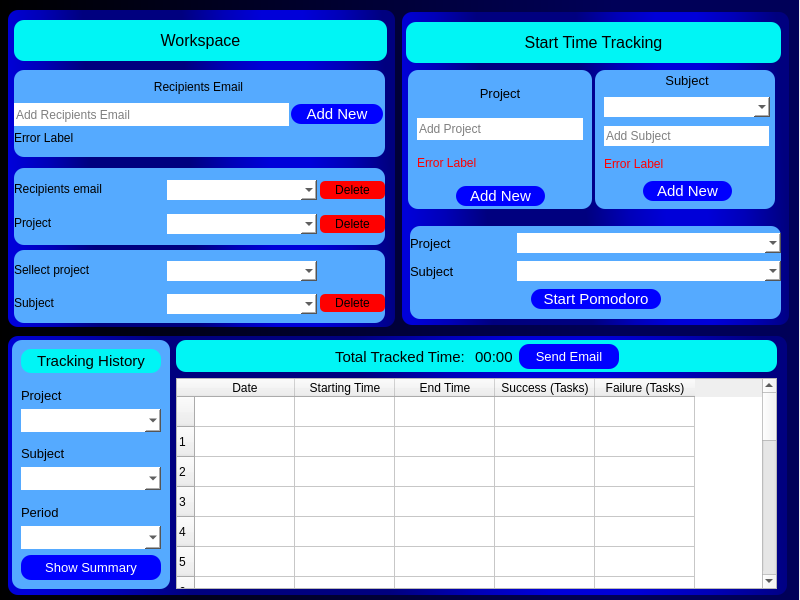
The window that UI/mainMenu.ui (RamaNahawandi/TimeTrackingProject) describes before a commit, drawn with Qt 5.
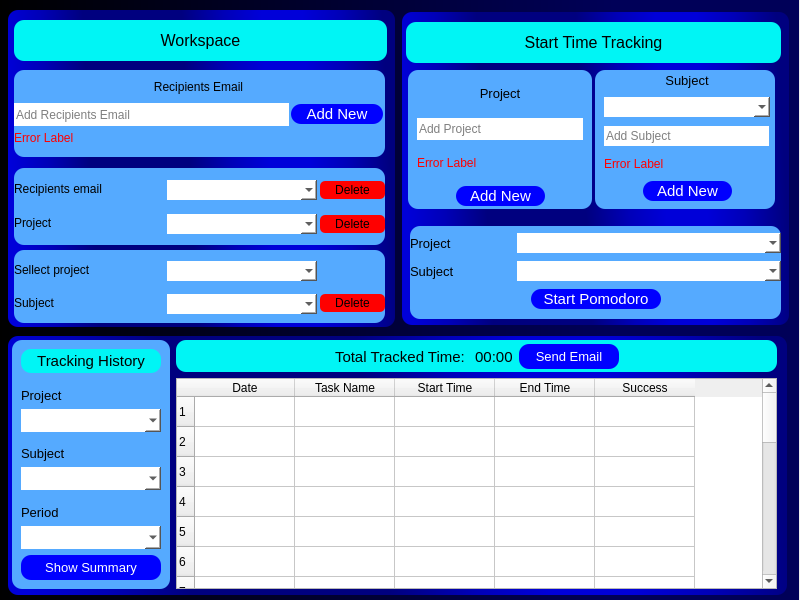
The same window after the commit.

The edit to the form file:
```diff
--- a/UI/mainMenu.ui
+++ b/UI/mainMenu.ui
@@ -965,11 +965,6 @@
           <property name="styleSheet">
            <string notr="true"/>
           </property>
-          <row>
-           <property name="text">
-            <string/>
-           </property>
-          </row>
           <row>
            <property name="text">
             <string>1</string>
@@ -1087,7 +1082,12 @@
           </column>
           <column>
            <property name="text">
-            <string>Starting Time</string>
+            <string>Task Name</string>
+           </property>
+          </column>
+          <column>
+           <property name="text">
+            <string>Start Time</string>
            </property>
           </column>
           <column>
@@ -1097,12 +1097,7 @@
           </column>
           <column>
            <property name="text">
-            <string>Success (Tasks)</string>
-           </property>
-          </column>
-          <column>
-           <property name="text">
-            <string>Failure (Tasks)</string>
+            <string>Success</string>
            </property>
           </column>
          </widget>
@@ -1469,6 +1464,9 @@
           <height>15</height>
          </size>
         </property>
+        <property name="styleSheet">
+         <string notr="true">color: rgb(255, 0, 0);</string>
+        </property>
         <property name="text">
          <string>Error Label</string>
         </property>
```
